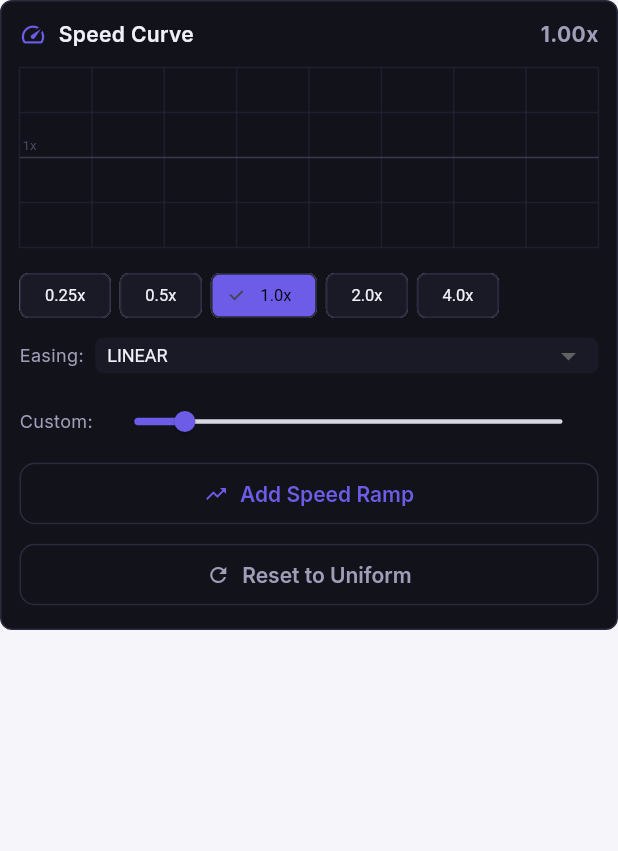
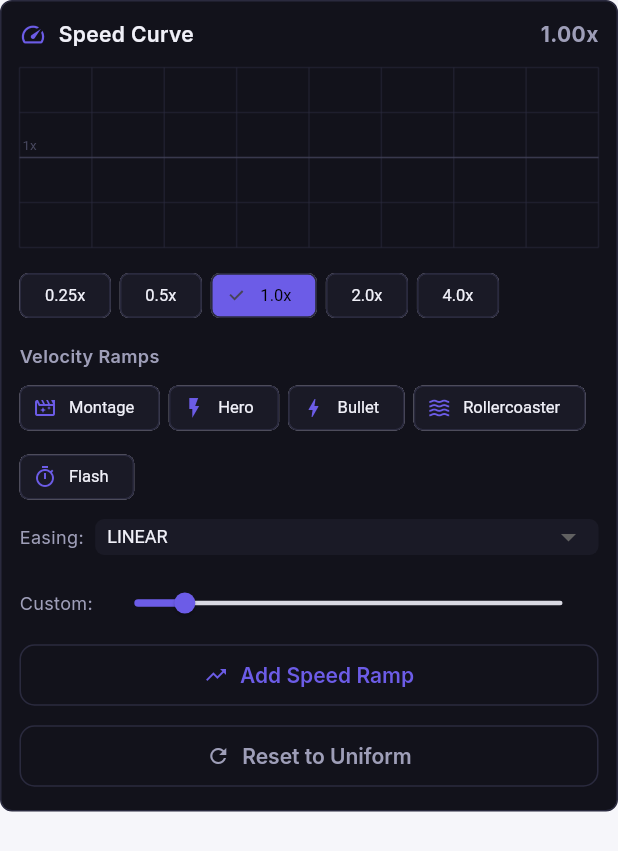
Before and after one commit to kesi-11/EDITORS-PRO, a Flutter app: the SpeedCurveEditor widget shown alone on an empty page, opened directly with empty values, on a phone screen of 412 x 824 dp. Shown: the top 851 px of the screen. Run offline on Flutter 3.47's test engine with Material 3 defaults, Android fonts, the phone set to English and light mode, and no system bars; our stand-ins replace drift, file_picker, flutter_animate, flutter_riverpod, flutter_svg, go_router and 3 more; missing offline and left inert: dart:ffi; accounts and stored records are empty; generated files the repository leaves out were written again.

Commit message:
Phase E.16/E.17: color grading panel + CapCut velocity presets
E.16 (color grading UI):
- New lib/features/editor/widgets/color_grading_panel.dart (~280 lines)
- Three color wheels: Lift (shadows), Gamma (midtones), Gain (highlights)
- Custom _ColorWheelPainter draws 360-segment hue ring + position indicator
- GestureDetector converts drag position to hue (angle) + saturation (distance)
- Master slider per wheel for brightness adjustment (-1 to +1 stop)
- ColorGradeValues data class with toRgbOffsets() for shader uniforms
- Reset button + live percentage readout
- Non-AI: pure canvas/CSS color math, no model inference

E.17 (CapCut-style velocity ramps):
- Add 5 named velocity ramp presets: Montage, Hero, Bullet, Rollercoaster, Flash
- Each preset defines a list of (startSpeed, endSpeed, easing) tuples
- _applyVelocityPreset() divides clip into N equal segments and applies the curve
- ActionChip UI with icon + name, wraps responsively
- Presets are inspired by CapCut's 'Velocity' templates

2 files changed, ~400 lines added

```diff
--- a/lib/features/editor/widgets/speed_curve_editor.dart
+++ b/lib/features/editor/widgets/speed_curve_editor.dart
@@ -62,6 +62,61 @@ class _SpeedCurveEditorState extends ConsumerState<SpeedCurveEditor> {
   static const List<double> _speedPresets = [0.25, 0.5, 1.0, 2.0, 4.0];
   static const List<String> _easingTypes = [
     'linear', 'ease_in', 'ease_out', 'ease_in_out', 'cubic_bezier'
+  ];
+
+  // Phase E.17: CapCut-style named velocity ramp presets.
+  // Each preset defines a list of (startSpeed, endSpeed, easing) tuples
+  // that are applied as consecutive segments across the clip's duration.
+  // The presets are inspired by CapCut's "Velocity" templates.
+  static const List<_VelocityPreset> _velocityPresets = [
+    _VelocityPreset(
+      name: 'Montage',
+      icon: Icons.movie_filter_outlined,
+      // Smooth ramp from 1x → 2x → 1x (typical montage beat-sync feel).
+      segments: [
+        (1.0, 2.0, 'ease_in_out'),
+        (2.0, 1.0, 'ease_in_out'),
+      ],
+    ),
+    _VelocityPreset(
+      name: 'Hero',
+      icon: Icons.flash_on_outlined,
+      // Slow-motion hero entrance: 1x → 0.5x → 1x.
+      segments: [
+        (1.0, 0.5, 'ease_out'),
+        (0.5, 1.0, 'ease_in'),
+      ],
+    ),
+    _VelocityPreset(
+      name: 'Bullet',
+      icon: Icons.bolt_outlined,
+      // Bullet-time effect: 1x → 0.25x → 4x → 1x.
+      segments: [
+        (1.0, 0.25, 'ease_out'),
+        (0.25, 4.0, 'ease_in_out'),
+        (4.0, 1.0, 'ease_in'),
+      ],
+    ),
+    _VelocityPreset(
+      name: 'Rollercoaster',
+      icon: Icons.waves_outlined,
+      // Wavy speed: 1x → 2x → 0.5x → 2x → 1x.
+      segments: [
+        (1.0, 2.0, 'ease_in_out'),
+        (2.0, 0.5, 'ease_in_out'),
+        (0.5, 2.0, 'ease_in_out'),
+        (2.0, 1.0, 'ease_in_out'),
+      ],
+    ),
+    _VelocityPreset(
+      name: 'Flash',
+      icon: Icons.timer_outlined,
+      // Quick acceleration to 4x then snap back to 1x.
+      segments: [
+        (1.0, 4.0, 'ease_in'),
+        (4.0, 1.0, 'linear'),
+      ],
+    ),
   ];
 
   @override
@@ -150,6 +205,39 @@ class _SpeedCurveEditorState extends ConsumerState<SpeedCurveEditor> {
                   fontSize: 11,
                 ),
                 selectedColor: AppTheme.primary,
+                backgroundColor: AppTheme.surfaceVariant,
+                side: BorderSide(color: const Color(0xFF2A2A3E)),
+                visualDensity: VisualDensity.compact,
+              );
+            }).toList(),
+          ),
+          const SizedBox(height: 12),
+
+          // Phase E.17: CapCut-style velocity ramp presets.
+          // These are named speed-ramp patterns that apply a multi-segment
+          // curve to the clip. Tapping a preset calls _applyVelocityPreset
+          // which constructs the appropriate SpeedSegmentData list.
+          const Text(
+            'Velocity Ramps',
+            style: TextStyle(
+              color: AppTheme.textSecondary,
+              fontSize: 12,
+              fontWeight: FontWeight.w600,
+            ),
+          ),
+          const SizedBox(height: 6),
+          Wrap(
+            spacing: 6,
+            runSpacing: 6,
+            children: _velocityPresets.map((preset) {
+              return ActionChip(
+                label: Text(preset.name),
+                avatar: Icon(preset.icon, size: 16, color: AppTheme.primary),
+                onPressed: () => _applyVelocityPreset(preset),
+                labelStyle: const TextStyle(
+                  color: AppTheme.textPrimary,
+                  fontSize: 11,
+                ),
                 backgroundColor: AppTheme.surfaceVariant,
                 side: BorderSide(color: const Color(0xFF2A2A3E)),
                 visualDensity: VisualDensity.compact,
@@ -268,6 +356,39 @@ class _SpeedCurveEditorState extends ConsumerState<SpeedCurveEditor> {
         endSpeed: speed,
         easingName: _selectedEasing,
       ));
+    });
+    _applyCurve();
+  }
+
+  /// Phase E.17: apply a named velocity ramp preset to the clip.
+  ///
+  /// Divides the clip duration into N equal segments (where N is the
+  /// preset's segment count) and assigns each segment the preset's
+  /// (startSpeed, endSpeed, easing) values. The user can then fine-tune
+  /// individual segments via the existing drag UI.
+  void _applyVelocityPreset(_VelocityPreset preset) {
+    setState(() {
+      _segments.clear();
+      final segCount = preset.segments.length;
+      final segDuration = widget.clipDurationMs ~/ segCount;
+      for (int i = 0; i < segCount; i++) {
+        final (startSpeed, endSpeed, easing) = preset.segments[i];
+        _segments.add(SpeedSegmentData(
+          startMs: i * segDuration,
+          endMs: (i == segCount - 1)
+              ? widget.clipDurationMs
+              : (i + 1) * segDuration,
+          startSpeed: startSpeed,
+          endSpeed: endSpeed,
+          easingName: easing,
+        ));
+      }
+      // Set the current speed to the average of the preset's segment
+      // speeds so the speed preset chips reflect the applied state.
+      final avgSpeed = preset.segments
+          .map((s) => (s.$1 + s.$2) / 2)
+          .reduce((a, b) => a + b) / segCount;
+      _currentSpeed = avgSpeed;
     });
     _applyCurve();
   }
@@ -566,3 +687,21 @@ class _SpeedCurvePainter extends CustomPainter {
   bool shouldRepaint(covariant _SpeedCurvePainter oldDelegate) =>
       segments != oldDelegate.segments || durationMs != oldDelegate.durationMs || currentSpeed != oldDelegate.currentSpeed;
 }
+
+/// Phase E.17: a named velocity ramp preset (CapCut-style).
+///
+/// Each preset is a list of (startSpeed, endSpeed, easing) tuples that
+/// are applied as consecutive segments across the clip's duration. The
+/// segments divide the clip evenly — e.g., a 3-segment preset on a
+/// 10-second clip gets segments of [0-3.33s, 3.33-6.67s, 6.67-10s].
+class _VelocityPreset {
+  final String name;
+  final IconData icon;
+  final List<(double, double, String)> segments;
+
+  const _VelocityPreset({
+    required this.name,
+    required this.icon,
+    required this.segments,
+  });
+}
```
Also changed, not shown: lib/features/editor/widgets/color_grading_panel.dart (added, +392 -0 lines).
